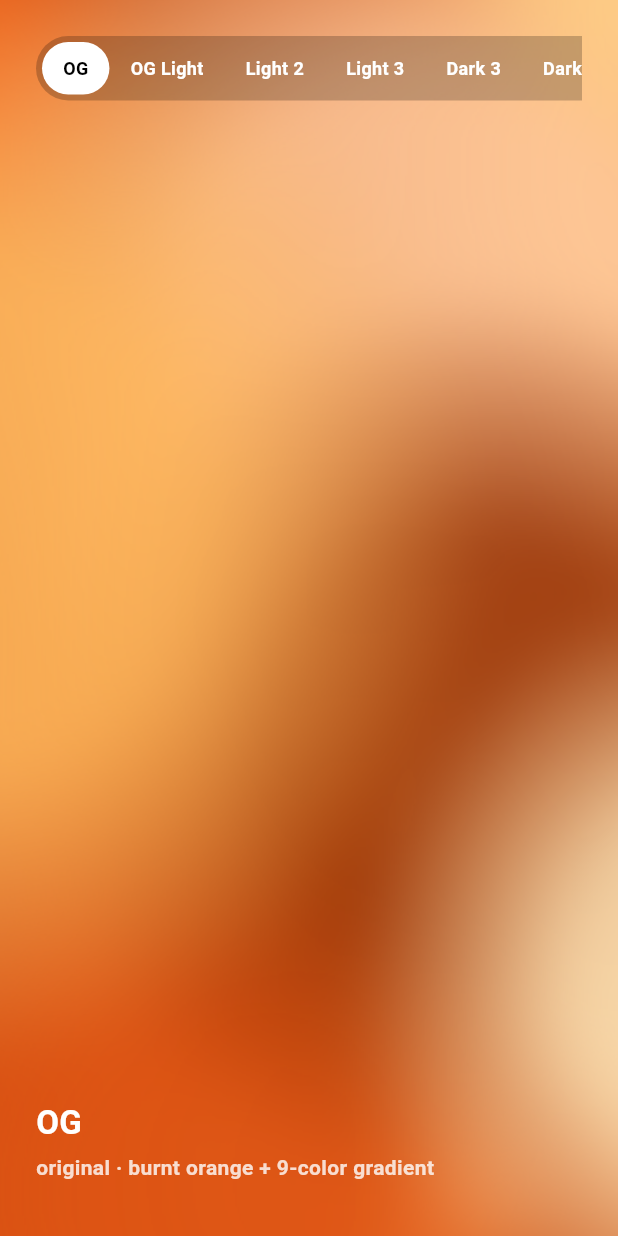
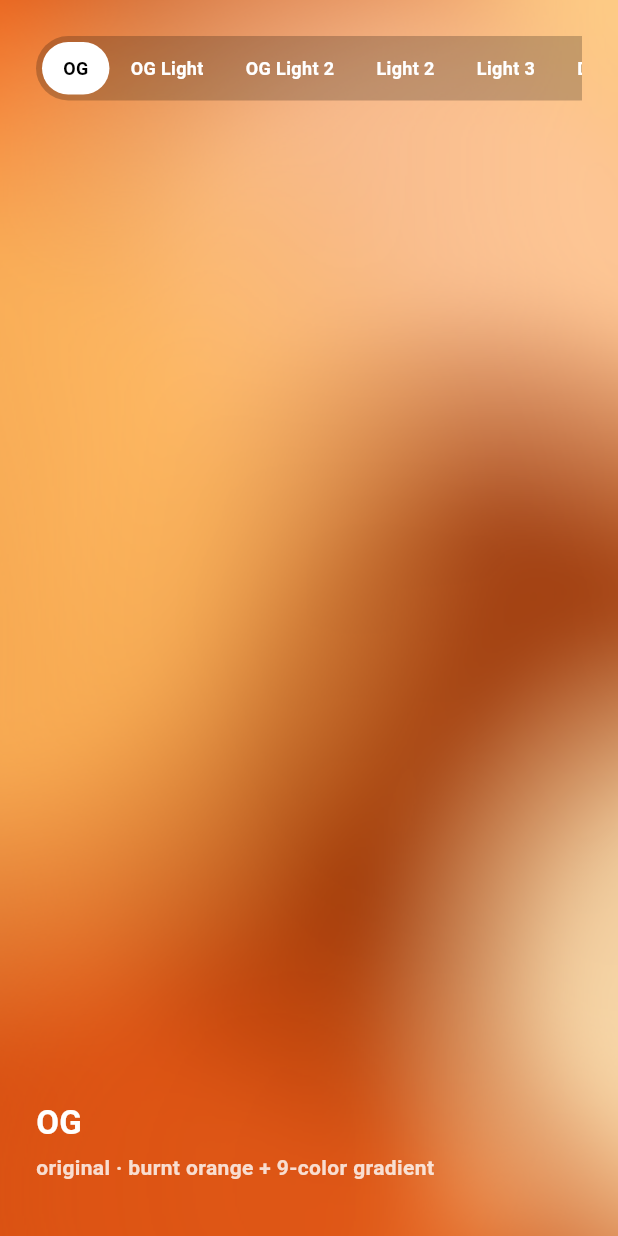
Before and after one commit to keepYaoung/bokeh-lava-gradient, a Flutter app: the screen it shows after launch, on a phone screen of 412 x 824 dp. Run offline on Flutter 3.47's test engine with Material 3 defaults, Android fonts, the light colour scheme and no system bars.

Commit message:
Add og-light2 preset: og + light mask (og to 50%, fade 50-80%, white below)

```diff
--- a/lib/bokeh_lava_gradient.dart
+++ b/lib/bokeh_lava_gradient.dart
@@ -25,6 +25,7 @@ import 'package:flutter/scheduler.dart';
 enum BokehTheme {
   og,
   ogLight,
+  ogLight2,
   // light1,
   light2,
   light3,
@@ -72,6 +73,20 @@ const Gradient _kOgLightMask = LinearGradient(
   stops: <double>[0.0, 0.5, 1.0],
 );
 
+/// og-light2 용 세로 마스크: 상단 50%까지 og 노출, 50%→80% 흰색 페이드인,
+/// 80%→100% 흰색(#FAFAFA) 100%. (og 가 더 길게 보임)
+const Gradient _kOgLight2Mask = LinearGradient(
+  begin: Alignment.topCenter,
+  end: Alignment.bottomCenter,
+  colors: <Color>[
+    Color(0x00FAFAFA), // 0%  투명 (og 노출)
+    Color(0x00FAFAFA), // 50% 투명 (og 노출)
+    Color(0xFFFAFAFA), // 80% 흰색 100%
+    Color(0xFFFAFAFA), // 100% 흰색 100%
+  ],
+  stops: <double>[0.0, 0.5, 0.8, 1.0],
+);
+
 const Map<BokehTheme, _BokehPreset> _kPresets = <BokehTheme, _BokehPreset>{
   // og — 원본 기본값 (밝은 번트 바탕 + 오렌지 그라데이션 9색)
   BokehTheme.og: _BokehPreset(
@@ -107,6 +122,24 @@ const Map<BokehTheme, _BokehPreset> _kPresets = <BokehTheme, _BokehPreset>{
     0.85,
     Brightness.light, // 하단이 흰색이라 위에 올릴 텍스트는 다크
     mask: _kOgLightMask,
+  ),
+  // ogLight2 — og 그라디언트 + 라이트 마스크 (50%까지 og, 50~80% 페이드, 80%부터 흰색)
+  BokehTheme.ogLight2: _BokehPreset(
+    Color(0xFFC65318),
+    <Color>[
+      Color(0xFFFFE6B8),
+      Color(0xFFFFD089),
+      Color(0xFFFFB85C),
+      Color(0xFFFF9A43),
+      Color(0xFFFC7C2C),
+      Color(0xFFF26019),
+      Color(0xFFD94E10),
+      Color(0xFFFFCBA0),
+      Color(0xFF932D00),
+    ],
+    0.85,
+    Brightness.light,
+    mask: _kOgLight2Mask,
   ),
   /* light1 — 밝은 크림 바탕 + 소프트 파스텔 피치/살구 (화사·가벼움)
   BokehTheme.light1: _BokehPreset(
--- a/lib/main.dart
+++ b/lib/main.dart
@@ -25,6 +25,7 @@ class DemoApp extends StatelessWidget {
 const _labels = <BokehTheme, String>{
   BokehTheme.og: 'OG',
   BokehTheme.ogLight: 'OG Light',
+  BokehTheme.ogLight2: 'OG Light 2',
   // BokehTheme.light1: 'Light 1',
   BokehTheme.light2: 'Light 2',
   BokehTheme.light3: 'Light 3',
@@ -37,6 +38,7 @@ const _labels = <BokehTheme, String>{
 const _captions = <BokehTheme, String>{
   BokehTheme.og: 'original · burnt orange + 9-color gradient',
   BokehTheme.ogLight: 'og gradient + light mask (orange top → white)',
+  BokehTheme.ogLight2: 'og gradient + light mask (more orange, fade 50→80%)',
   // BokehTheme.light1: 'bright cream · soft pastel peach blobs',
   BokehTheme.light2: 'bright cream · sage, terracotta + cream',
   BokehTheme.light3: 'white · inverted dark3 (light teal + green/orange)',
```
Also changed, not shown: 3 other files.
